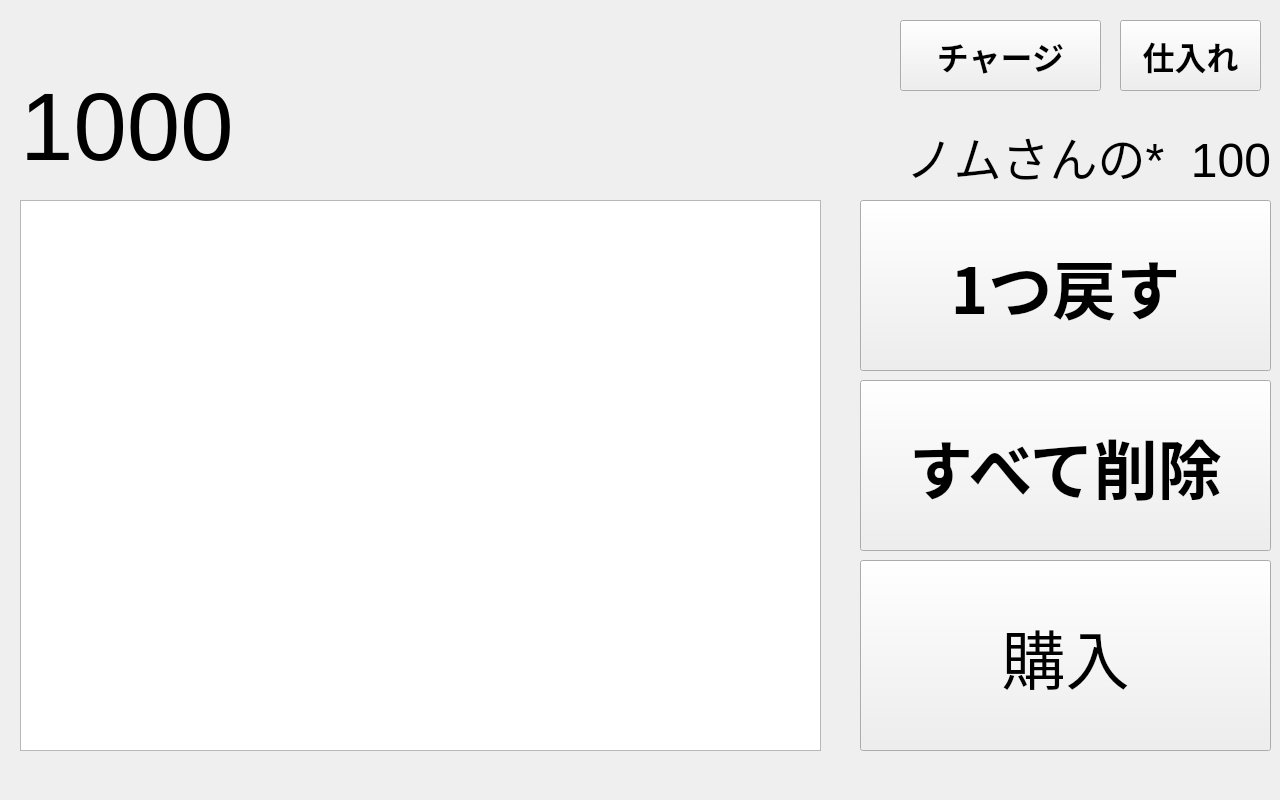
Before: the Qt Designer form mainwindow.ui in hide4096/9POS_C, drawn with Qt 5.
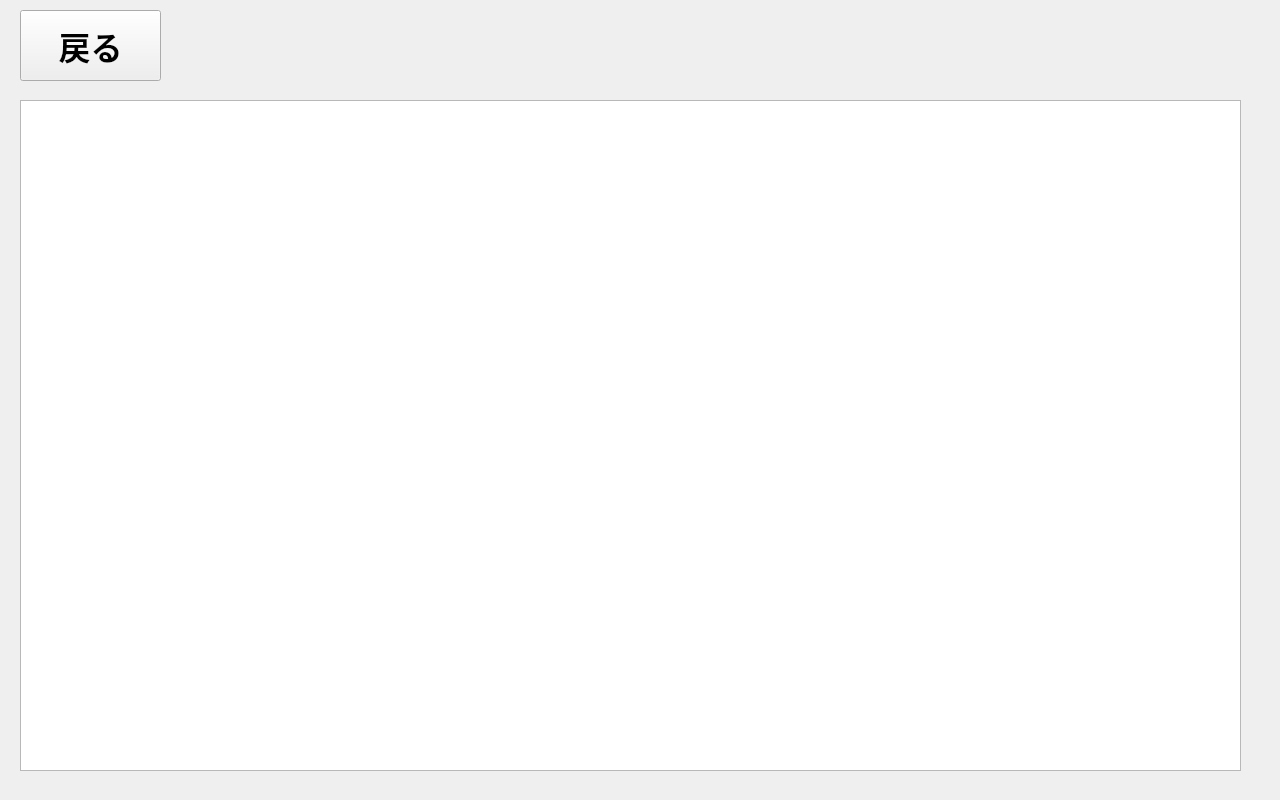
After: the same form once the commit is applied. The open tabs and pages were chosen to show the change.

Commit message: [add]棚卸し機能追加

Patch:
```diff
--- a/mainwindow.ui
+++ b/mainwindow.ui
@@ -1237,6 +1237,92 @@
       </property>
      </widget>
     </widget>
+    <widget class="QWidget" name="inventory">
+     <widget class="QPushButton" name="back_regi_3">
+      <property name="geometry">
+       <rect>
+        <x>20</x>
+        <y>10</y>
+        <width>141</width>
+        <height>71</height>
+       </rect>
+      </property>
+      <property name="font">
+       <font>
+        <family>Takao Pゴシック</family>
+        <pointsize>24</pointsize>
+        <weight>75</weight>
+        <bold>true</bold>
+       </font>
+      </property>
+      <property name="text">
+       <string>戻る</string>
+      </property>
+     </widget>
+     <widget class="QTableWidget" name="inventory_log">
+      <property name="geometry">
+       <rect>
+        <x>20</x>
+        <y>100</y>
+        <width>1221</width>
+        <height>671</height>
+       </rect>
+      </property>
+      <property name="font">
+       <font>
+        <pointsize>16</pointsize>
+       </font>
+      </property>
+      <property name="horizontalScrollBarPolicy">
+       <enum>Qt::ScrollBarAlwaysOff</enum>
+      </property>
+      <property name="sizeAdjustPolicy">
+       <enum>QAbstractScrollArea::AdjustToContentsOnFirstShow</enum>
+      </property>
+      <property name="autoScrollMargin">
+       <number>8</number>
+      </property>
+      <property name="editTriggers">
+       <set>QAbstractItemView::NoEditTriggers</set>
+      </property>
+      <property name="tabKeyNavigation">
+       <bool>false</bool>
+      </property>
+      <property name="showDropIndicator" stdset="0">
+       <bool>false</bool>
+      </property>
+      <property name="dragDropOverwriteMode">
+       <bool>false</bool>
+      </property>
+      <property name="defaultDropAction">
+       <enum>Qt::TargetMoveAction</enum>
+      </property>
+      <property name="columnCount">
+       <number>0</number>
+      </property>
+      <attribute name="horizontalHeaderVisible">
+       <bool>false</bool>
+      </attribute>
+      <attribute name="horizontalHeaderCascadingSectionResizes">
+       <bool>false</bool>
+      </attribute>
+      <attribute name="horizontalHeaderDefaultSectionSize">
+       <number>200</number>
+      </attribute>
+      <attribute name="horizontalHeaderHighlightSections">
+       <bool>false</bool>
+      </attribute>
+      <attribute name="horizontalHeaderShowSortIndicator" stdset="0">
+       <bool>false</bool>
+      </attribute>
+      <attribute name="horizontalHeaderStretchLastSection">
+       <bool>false</bool>
+      </attribute>
+      <attribute name="verticalHeaderCascadingSectionResizes">
+       <bool>false</bool>
+      </attribute>
+     </widget>
+    </widget>
    </widget>
   </widget>
   <widget class="QMenuBar" name="menuBar">
```
Left out of the diff: 33 changed lines with no effect on the pictures. The commit also changes 1 other file.
